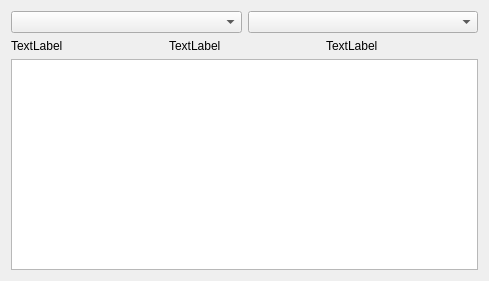
First picture: the form in student/scorestatwidget.ui, repository Azulfufu/Qt-student-performance, before the edit.
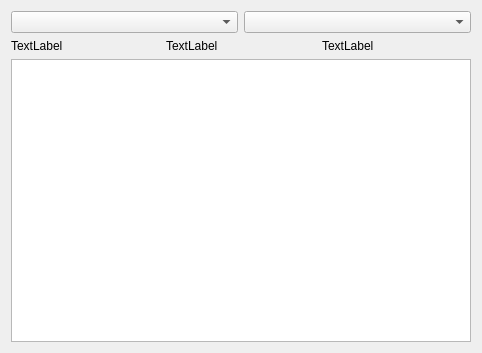
Second picture: the form after the edit.

```diff
--- a/student/scorestatwidget.ui
+++ b/student/scorestatwidget.ui
@@ -6,8 +6,8 @@
    <rect>
     <x>0</x>
     <y>0</y>
-    <width>489</width>
-    <height>281</height>
+    <width>482</width>
+    <height>353</height>
    </rect>
   </property>
   <property name="windowTitle">
@@ -15,7 +15,7 @@
   </property>
   <layout class="QVBoxLayout" name="verticalLayout">
    <item>
-    <layout class="QHBoxLayout" name="horizontalLayout_2">
+    <layout class="QHBoxLayout" name="horizontalLayout">
      <item>
       <widget class="QComboBox" name="cbxClass"/>
      </item>
@@ -25,7 +25,7 @@
     </layout>
    </item>
    <item>
-    <layout class="QHBoxLayout" name="horizontalLayout">
+    <layout class="QHBoxLayout" name="horizontalLayout_2">
      <item>
       <widget class="QLabel" name="labAvg">
        <property name="text">
```
